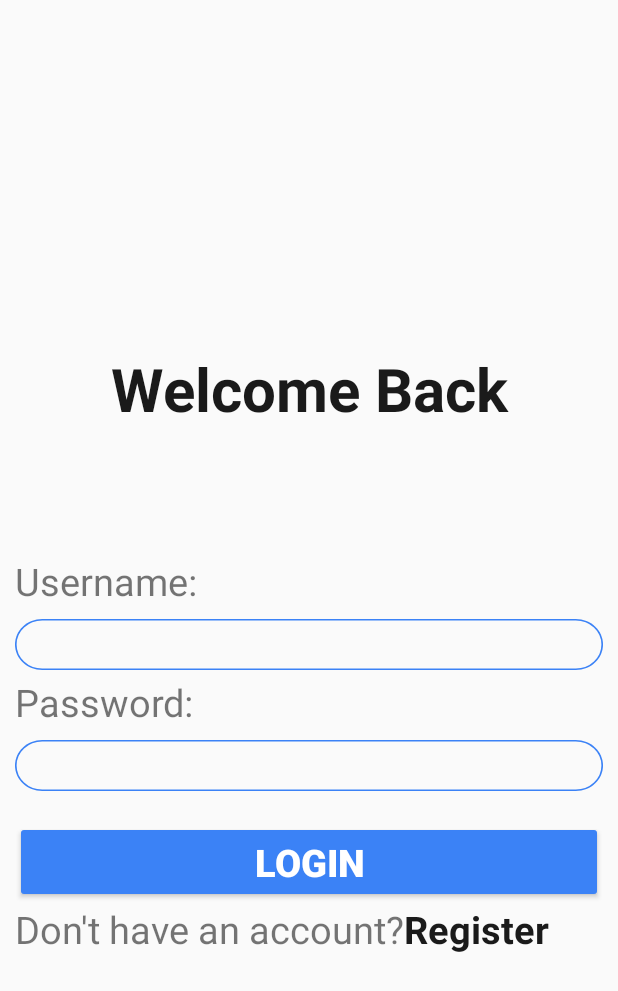
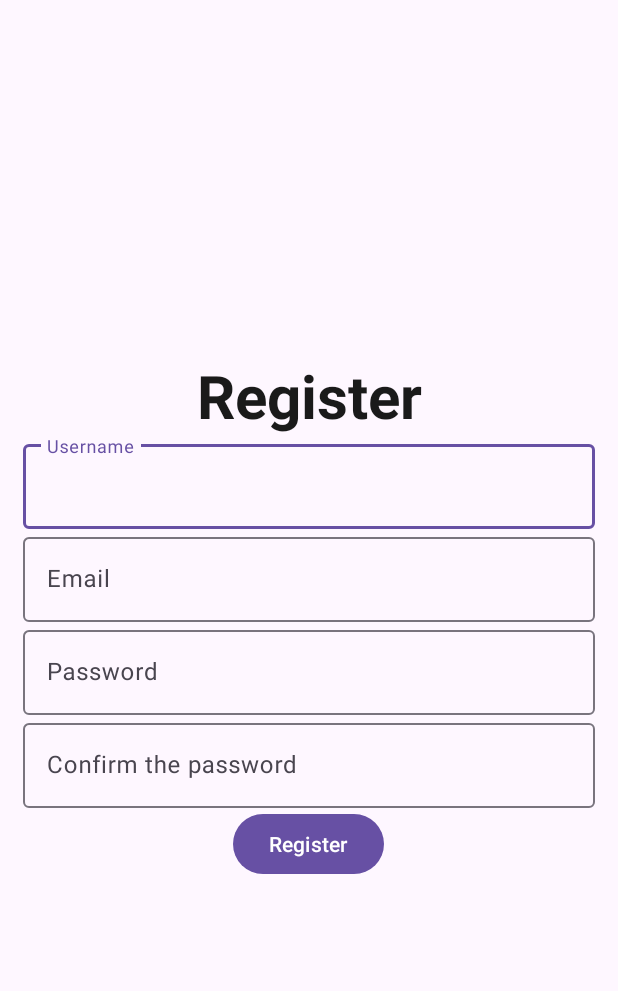
Before and after one commit to LNHBKDN/SnapLearn, an Android app: the screen it shows after launch (Login before the commit, Register after it), after a tap on "Register", on a phone screen of 412 x 824 dp. Shown: the top 991 px of the screen. Run offline under Robolectric (Android 15) with nearby library versions, the phone set to English and light mode, and no system bars; our stand-ins replace Firebase (no records; nobody signed in at launch, a user with empty details on screens opened directly).

Commit message:
Add register_activity

```diff
--- a/app/src/main/AndroidManifest.xml
+++ b/app/src/main/AndroidManifest.xml
@@ -1,6 +1,8 @@
 <?xml version="1.0" encoding="utf-8"?>
 <manifest xmlns:android="http://schemas.android.com/apk/res/android"
     xmlns:tools="http://schemas.android.com/tools">
+
+    <uses-permission android:name="android.permission.INTERNET"/>
 
     <application
         android:allowBackup="true"
@@ -10,7 +12,7 @@
         android:label="@string/snaplearn"
         android:roundIcon="@mipmap/ic_launcher_round"
         android:supportsRtl="true"
-        android:theme="@style/Theme.SnapLearn"
+        android:theme="@style/Theme.Material3.Light"
         tools:targetApi="31">
         <activity
             android:name=".view.Write"
@@ -35,10 +37,13 @@
             android:exported="true">
             <intent-filter>
                 <action android:name="android.intent.action.MAIN" />
-
                 <category android:name="android.intent.category.LAUNCHER" />
             </intent-filter>
         </activity>
+        <activity
+            android:name=".view.Register"
+            android:exported="false"
+            android:theme="@style/Theme.Material3.Light.NoActionBar"/>
     </application>
 
 </manifest>
--- a/app/src/main/java/com/example/snaplearn/view/Login.java
+++ b/app/src/main/java/com/example/snaplearn/view/Login.java
@@ -6,6 +6,7 @@ import androidx.appcompat.app.AppCompatActivity;
 import android.content.Intent;
 import android.os.Bundle;
 import android.view.View;
+import android.widget.TextView;
 import android.widget.Toast;
 
 import com.example.snaplearn.R;
@@ -19,6 +20,7 @@ import com.google.firebase.auth.FirebaseUser;
 public class Login extends AppCompatActivity {
     private FirebaseAuth mAuth;
     private ActivityLoginBinding binding;
+
     @Override
     protected void onCreate(Bundle savedInstanceState) {
         super.onCreate(savedInstanceState);
@@ -26,6 +28,17 @@ public class Login extends AppCompatActivity {
         setContentView(binding.getRoot());
 
         mAuth = FirebaseAuth.getInstance();
+
+        TextView register = findViewById(R.id.btn_reg);
+
+        register.setOnClickListener(new View.OnClickListener() {
+            @Override
+            public void onClick(View v) {
+                Intent intent = new Intent(Login.this, Register.class);
+                startActivity(intent);
+            }
+        });
+
         binding.btnLogin.setOnClickListener(new View.OnClickListener() {
             @Override
             public void onClick(View v) {
@@ -45,6 +58,9 @@ public class Login extends AppCompatActivity {
                         });
             }
         });
+
+
     }
 
+
 }
--- /dev/null
+++ b/app/src/main/java/com/example/snaplearn/view/Register.java
@@ -0,0 +1,62 @@
+package com.example.snaplearn.view;
+
+import android.content.Intent;
+import android.os.Bundle;
+import android.text.TextUtils;
+import android.widget.Button;
+import android.widget.Toast;
+
+import androidx.annotation.Nullable;
+import androidx.appcompat.app.AppCompatActivity;
+
+import com.example.snaplearn.R;
+import com.google.android.material.textfield.TextInputEditText;
+import com.google.firebase.auth.FirebaseAuth;
+
+public class Register extends AppCompatActivity {
+
+    TextInputEditText editTextEmail;
+    TextInputEditText editTextPassword;
+    Button buttonReg;
+    FirebaseAuth mAuth;
+
+    @Override
+    protected void onPostCreate(@Nullable Bundle savedInstanceState) {
+        super.onPostCreate(savedInstanceState);
+        mAuth = FirebaseAuth.getInstance();
+        setContentView(R.layout.activity_register);
+        editTextEmail = findViewById(R.id.email);
+        editTextPassword = findViewById(R.id.password);
+        buttonReg = findViewById(R.id.btn_register);
+
+        buttonReg.setOnClickListener(v -> {
+            String email, password;
+            email = String.valueOf(editTextEmail.getText());
+            password = String.valueOf(editTextPassword.getText());
+
+            if (TextUtils.isEmpty(email)) {
+                Toast.makeText(Register.this, "Plz Enter Email?", Toast.LENGTH_SHORT).show();
+                return;
+            }
+            if (TextUtils.isEmpty(password)) {
+                Toast.makeText(Register.this, "Plz Enter Password?", Toast.LENGTH_SHORT).show();
+                return;
+            }
+
+            mAuth.createUserWithEmailAndPassword(email, password)
+                    .addOnCompleteListener(task -> {
+                        if (task.isSuccessful()) {
+                            Toast.makeText(Register.this, "You have registered",
+                                    Toast.LENGTH_SHORT).show();
+                            Intent intent = new Intent(Register.this, Login.class);
+                            startActivity(intent);
+                        } else {
+                            // If sign in fails, display a message to the user.
+                            Toast.makeText(Register.this, "Authentication failed.",
+                                    Toast.LENGTH_SHORT).show();
+
+                        }
+                    });
+        });
+    }
+}
--- a/app/src/main/res/layout/activity_login.xml
+++ b/app/src/main/res/layout/activity_login.xml
@@ -4,9 +4,9 @@
     xmlns:tools="http://schemas.android.com/tools"
     android:layout_width="match_parent"
     android:layout_height="match_parent"
-    tools:context=".view.Login"
+    android:orientation="vertical"
     android:padding="10dp"
-    android:orientation="vertical">
+    tools:context=".view.Login">
 
     <TextView
         android:id="@+id/welcome_bac"
@@ -22,18 +22,20 @@
     <LinearLayout
         android:layout_width="match_parent"
         android:layout_height="wrap_content"
-        android:orientation="vertical"
-        >
+        android:orientation="vertical">
+
         <LinearLayout
             android:layout_width="match_parent"
             android:layout_height="match_parent"
             android:orientation="vertical"
             android:padding="40dp"></LinearLayout>
     </LinearLayout>
+
     <LinearLayout
         android:layout_width="match_parent"
         android:layout_height="wrap_content"
         android:orientation="vertical">
+
         <TextView
             android:id="@+id/username"
             android:layout_width="match_parent"
@@ -42,20 +44,21 @@
             android:gravity="top"
             android:text="Username:"
             android:textSize="25dp" />
+
         <EditText
             android:id="@+id/edt_username"
             android:layout_width="match_parent"
             android:layout_height="wrap_content"
             android:layout_marginTop="8dp"
-                android:paddingStart="8dp"
             android:background="@drawable/rectangle_2"
-                ></EditText>
+            android:paddingStart="8dp"></EditText>
     </LinearLayout>
+
     <LinearLayout
         android:layout_width="match_parent"
         android:layout_height="wrap_content"
-            android:orientation="vertical"
-            >
+        android:orientation="vertical">
+
         <TextView
             android:id="@+id/password"
             android:layout_width="match_parent"
@@ -64,14 +67,16 @@
             android:gravity="top"
             android:text="Password:"
             android:textSize="25dp" />
+
         <EditText
             android:id="@+id/edt_password"
             android:layout_width="match_parent"
             android:layout_height="wrap_content"
             android:layout_marginTop="8dp"
-                android:paddingStart="8dp"
+            android:background="@drawable/rectangle_2"
             android:inputType="textPassword"
-                android:background="@drawable/rectangle_2"></EditText>
+            android:paddingStart="8dp"></EditText>
+
         <LinearLayout
             android:layout_width="match_parent"
             android:layout_height="match_parent"
@@ -85,28 +90,32 @@
         android:layout_height="wrap_content"
         android:backgroundTint="#3B82F6"
         android:padding="10dp"
+
         android:text="LOGIN"
         android:textColor="@color/white"
         android:textSize="25dp"
         android:textStyle="bold" />
+
     <LinearLayout
         android:layout_width="match_parent"
         android:layout_height="wrap_content"
         android:orientation="horizontal">
+
         <TextView
             android:layout_width="wrap_content"
             android:layout_height="wrap_content"
             android:text="Don't have an account?"
-                android:textSize="25dp"
-                ></TextView>
+            android:textSize="25dp"></TextView>
+
         <TextView
+            android:id="@+id/btn_reg"
             android:layout_width="wrap_content"
             android:layout_height="match_parent"
+            android:clickable="true"
+            android:onClick="register"
             android:text="Register"
             android:textColor="#1A1A1A"
-                android:textStyle="bold"
-                android:onClick="Register"
             android:textSize="25dp"
-                ></TextView>
+            android:textStyle="bold"></TextView>
     </LinearLayout>
 </LinearLayout>
--- /dev/null
+++ b/app/src/main/res/layout/activity_register.xml
@@ -0,0 +1,84 @@
+<?xml version="1.0" encoding="utf-8"?>
+<LinearLayout xmlns:android="http://schemas.android.com/apk/res/android"
+    xmlns:app="http://schemas.android.com/apk/res-auto"
+    xmlns:tools="http://schemas.android.com/tools"
+    android:layout_width="match_parent"
+    android:layout_height="wrap_content"
+    android:layout_gravity="center"
+    android:orientation="vertical"
+    android:padding="15dp"
+    tools:context=".view.Register"
+    >
+
+    <TextView
+        android:id="@+id/reg"
+        android:layout_width="match_parent"
+        android:layout_height="wrap_content"
+        android:gravity="center_horizontal"
+        android:text="@string/register"
+        android:textColor="#1A1A1A"
+        android:textSize="40sp"
+        android:textStyle="bold" />
+
+    <com.google.android.material.textfield.TextInputLayout
+        android:layout_width="match_parent"
+        android:layout_height="wrap_content">
+
+        <com.google.android.material.textfield.TextInputEditText
+            android:id="@+id/user_name"
+            android:layout_width="match_parent"
+            android:layout_height="wrap_content"
+            android:hint="@string/username"
+            tools:ignore="TouchTargetSizeCheck" />
+
+    </com.google.android.material.textfield.TextInputLayout>
+
+    <com.google.android.material.textfield.TextInputLayout
+        android:layout_width="match_parent"
+        android:layout_height="wrap_content">
+
+        <com.google.android.material.textfield.TextInputEditText
+            android:id="@+id/email"
+            android:layout_width="match_parent"
+            android:layout_height="wrap_content"
+            android:hint="@string/email"
+            tools:ignore="TouchTargetSizeCheck" />
+
+    </com.google.android.material.textfield.TextInputLayout>
+
+    <com.google.android.material.textfield.TextInputLayout
+        android:layout_width="match_parent"
+        android:layout_height="wrap_content">
+
+        <com.google.android.material.textfield.TextInputEditText
+            android:id="@+id/password"
+            android:layout_width="match_parent"
+            android:layout_height="wrap_content"
+            android:hint="@string/password"
+            tools:ignore="TouchTargetSizeCheck" />
+
+
+    </com.google.android.material.textfield.TextInputLayout>
+
+
+
+    <com.google.android.material.textfield.TextInputLayout
+        android:layout_width="match_parent"
+        android:layout_height="wrap_content">
+
+        <com.google.android.material.textfield.TextInputEditText
+            android:id="@+id/repassword"
+            android:layout_width="match_parent"
+            android:layout_height="wrap_content"
+            android:hint="Confirm the password"
+            tools:ignore="TouchTargetSizeCheck" />
+
+    </com.google.android.material.textfield.TextInputLayout>
+
+    <Button
+        android:id="@+id/btn_register"
+        android:layout_width="wrap_content"
+        android:layout_height="wrap_content"
+        android:layout_gravity="center"
+        android:text="@string/register" />
+</LinearLayout>
--- a/app/src/main/res/values/colors.xml
+++ b/app/src/main/res/values/colors.xml
@@ -2,4 +2,5 @@
 <resources>
     <color name="black">#FF000000</color>
     <color name="white">#FFFFFFFF</color>
+    <color name="blue">#3F51B5</color>
 </resources>
--- a/app/src/main/res/values/strings.xml
+++ b/app/src/main/res/values/strings.xml
@@ -1,4 +1,9 @@
 <resources>
     <string name="snaplearn">SnapLearn</string>
-
+    <string name="newaccount">Create New Account</string>
+    <string name="login">Login</string>
+    <string name="email">Email</string>
+    <string name="password">Password</string>
+    <string name="register">Register</string>
+    <string name="username">Username</string>
 </resources>
```
Lines whose indentation alone changed are shown as unchanged.
